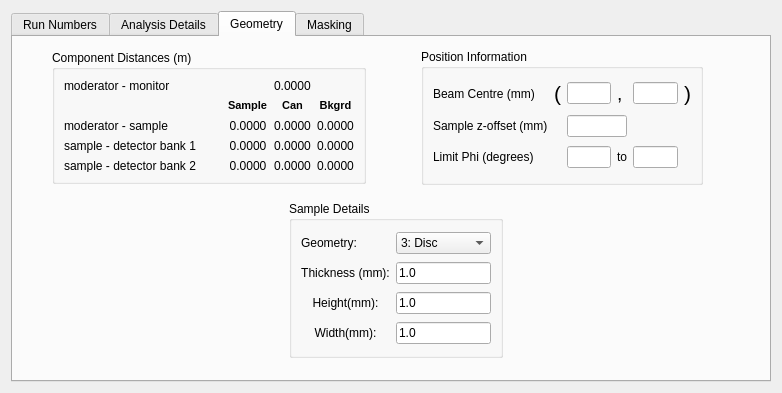
mantidproject/mantid, file Code/qtiplot/MantidQt/CustomInterfaces/inc/SANSRunWindow.ui: the form before one commit.
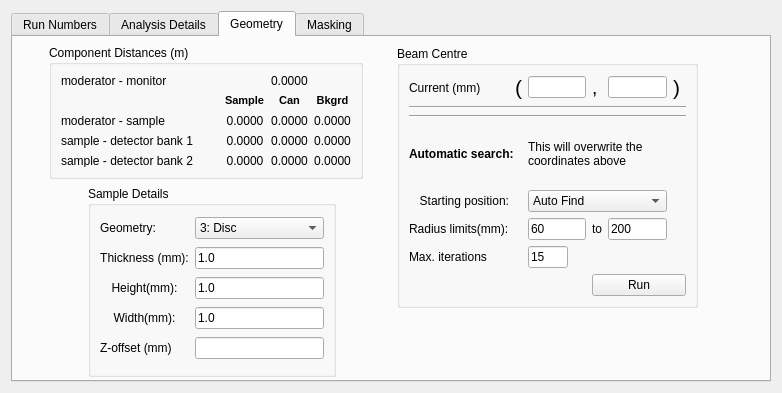
The form after the commit. The open tabs and pages were chosen to show the change.

Commit message: Integrated centre finding with GUI and slight modifications to reduction script. Re #636

```diff
--- a/Code/qtiplot/MantidQt/CustomInterfaces/inc/SANSRunWindow.ui
+++ b/Code/qtiplot/MantidQt/CustomInterfaces/inc/SANSRunWindow.ui
@@ -1364,6 +1364,41 @@
         </item>
        </layout>
       </widget>
+      <widget class="QGroupBox" name="groupBox_15" >
+       <property name="geometry" >
+        <rect>
+         <x>475</x>
+         <y>113</y>
+         <width>242</width>
+         <height>80</height>
+        </rect>
+       </property>
+       <property name="title" >
+        <string>Phi range</string>
+       </property>
+       <layout class="QHBoxLayout" name="horizontalLayout" >
+        <item>
+         <widget class="QLabel" name="label_45" >
+          <property name="text" >
+           <string>Limit Phi (degrees)</string>
+          </property>
+         </widget>
+        </item>
+        <item>
+         <widget class="QLineEdit" name="phi_min" />
+        </item>
+        <item>
+         <widget class="QLabel" name="label_33" >
+          <property name="text" >
+           <string>to</string>
+          </property>
+         </widget>
+        </item>
+        <item>
+         <widget class="QLineEdit" name="phi_max" />
+        </item>
+       </layout>
+      </widget>
      </widget>
      <widget class="QWidget" name="tab_4" >
       <attribute name="title" >
@@ -1372,8 +1407,8 @@
       <widget class="QGroupBox" name="groupBox_12" >
        <property name="geometry" >
         <rect>
-         <x>39</x>
-         <y>13</y>
+         <x>36</x>
+         <y>8</y>
          <width>314</width>
          <height>134</height>
         </rect>
@@ -1597,10 +1632,10 @@
       <widget class="QGroupBox" name="groupBox_8" >
        <property name="geometry" >
         <rect>
-         <x>276</x>
-         <y>164</y>
-         <width>214</width>
-         <height>157</height>
+         <x>75</x>
+         <y>149</y>
+         <width>248</width>
+         <height>191</height>
         </rect>
        </property>
        <property name="title" >
@@ -1687,48 +1722,38 @@
           </property>
          </widget>
         </item>
-       </layout>
-      </widget>
-      <widget class="QGroupBox" name="groupBox_7" >
-       <property name="geometry" >
-        <rect>
-         <x>408</x>
-         <y>12</y>
-         <width>282</width>
-         <height>136</height>
-        </rect>
-       </property>
-       <property name="title" >
-        <string>Position Information</string>
-       </property>
-       <layout class="QGridLayout" name="gridLayout_7" >
-        <item row="0" column="0" >
-         <widget class="QLabel" name="label_30" >
-          <property name="text" >
-           <string>Beam Centre (mm)</string>
-          </property>
-         </widget>
-        </item>
-        <item row="0" column="2" >
-         <widget class="QLineEdit" name="beam_x" >
-          <property name="text" >
-           <string/>
-          </property>
-         </widget>
-        </item>
-        <item row="0" column="4" >
-         <widget class="QLineEdit" name="beam_y" />
-        </item>
-        <item row="1" column="0" >
+        <item row="4" column="0" >
          <widget class="QLabel" name="label_31" >
           <property name="text" >
-           <string>Sample z-offset (mm)</string>
+           <string>Z-offset (mm)</string>
           </property>
          </widget>
         </item>
-        <item row="1" column="2" colspan="2" >
+        <item row="4" column="1" >
          <widget class="QLineEdit" name="smpl_offset" />
         </item>
+       </layout>
+      </widget>
+      <widget class="QGroupBox" name="groupBox_13" >
+       <property name="geometry" >
+        <rect>
+         <x>384</x>
+         <y>9</y>
+         <width>301</width>
+         <height>262</height>
+        </rect>
+       </property>
+       <property name="title" >
+        <string>Beam Centre</string>
+       </property>
+       <layout class="QGridLayout" name="gridLayout_8" >
+        <item row="0" column="0" >
+         <widget class="QLabel" name="label_51" >
+          <property name="text" >
+           <string>Current (mm)</string>
+          </property>
+         </widget>
+        </item>
         <item row="0" column="1" >
          <widget class="QLabel" name="label_32" >
           <property name="font" >
@@ -1741,35 +1766,16 @@
           </property>
          </widget>
         </item>
-        <item row="0" column="5" >
-         <widget class="QLabel" name="label_44" >
-          <property name="font" >
-           <font>
-            <pointsize>16</pointsize>
-           </font>
+        <item row="0" column="2" >
+         <widget class="QLineEdit" name="beam_x" >
+          <property name="maximumSize" >
+           <size>
+            <width>60</width>
+            <height>16777215</height>
+           </size>
           </property>
           <property name="text" >
-           <string>)</string>
-          </property>
-         </widget>
-        </item>
-        <item row="2" column="2" >
-         <widget class="QLineEdit" name="phi_min" />
-        </item>
-        <item row="2" column="4" >
-         <widget class="QLineEdit" name="phi_max" />
-        </item>
-        <item row="2" column="0" >
-         <widget class="QLabel" name="label_45" >
-          <property name="text" >
-           <string>Limit Phi (degrees)</string>
-          </property>
-         </widget>
-        </item>
-        <item row="2" column="3" >
-         <widget class="QLabel" name="label_33" >
-          <property name="text" >
-           <string>to</string>
+           <string/>
           </property>
          </widget>
         </item>
@@ -1785,6 +1791,154 @@
           </property>
          </widget>
         </item>
+        <item row="0" column="4" >
+         <widget class="QLineEdit" name="beam_y" >
+          <property name="maximumSize" >
+           <size>
+            <width>60</width>
+            <height>16777215</height>
+           </size>
+          </property>
+         </widget>
+        </item>
+        <item row="0" column="5" >
+         <widget class="QLabel" name="label_44" >
+          <property name="font" >
+           <font>
+            <pointsize>16</pointsize>
+           </font>
+          </property>
+          <property name="text" >
+           <string>)</string>
+          </property>
+         </widget>
+        </item>
+        <item row="4" column="0" >
+         <widget class="QLabel" name="label_56" >
+          <property name="text" >
+           <string>Starting position:</string>
+          </property>
+          <property name="alignment" >
+           <set>Qt::AlignRight|Qt::AlignTrailing|Qt::AlignVCenter</set>
+          </property>
+         </widget>
+        </item>
+        <item row="4" column="2" colspan="3" >
+         <widget class="QComboBox" name="beamstart_box" >
+          <item>
+           <property name="text" >
+            <string>Auto Find</string>
+           </property>
+          </item>
+          <item>
+           <property name="text" >
+            <string>Current</string>
+           </property>
+          </item>
+         </widget>
+        </item>
+        <item row="5" column="0" >
+         <widget class="QLabel" name="label_57" >
+          <property name="text" >
+           <string>Radius limits(mm):</string>
+          </property>
+         </widget>
+        </item>
+        <item row="5" column="2" >
+         <widget class="QLineEdit" name="beam_rmin" >
+          <property name="maximumSize" >
+           <size>
+            <width>60</width>
+            <height>16777215</height>
+           </size>
+          </property>
+          <property name="text" >
+           <string>60</string>
+          </property>
+         </widget>
+        </item>
+        <item row="5" column="4" >
+         <widget class="QLineEdit" name="beam_rmax" >
+          <property name="maximumSize" >
+           <size>
+            <width>60</width>
+            <height>16777215</height>
+           </size>
+          </property>
+          <property name="text" >
+           <string>200</string>
+          </property>
+         </widget>
+        </item>
+        <item row="5" column="3" >
+         <widget class="QLabel" name="label_58" >
+          <property name="text" >
+           <string>to</string>
+          </property>
+         </widget>
+        </item>
+        <item row="7" column="3" colspan="4" >
+         <widget class="QPushButton" name="runcentreBtn" >
+          <property name="text" >
+           <string>Run</string>
+          </property>
+         </widget>
+        </item>
+        <item row="1" column="0" colspan="7" >
+         <widget class="Line" name="line" >
+          <property name="orientation" >
+           <enum>Qt::Horizontal</enum>
+          </property>
+         </widget>
+        </item>
+        <item row="2" column="0" colspan="7" >
+         <widget class="Line" name="line_3" >
+          <property name="orientation" >
+           <enum>Qt::Horizontal</enum>
+          </property>
+         </widget>
+        </item>
+        <item row="3" column="0" colspan="2" >
+         <widget class="QLabel" name="label_30" >
+          <property name="text" >
+           <string>&lt;!DOCTYPE HTML PUBLIC "-//W3C//DTD HTML 4.0//EN" "http://www.w3.org/TR/REC-html40/strict.dtd">
+&lt;html>&lt;head>&lt;meta name="qrichtext" content="1" />&lt;style type="text/css">
+p, li { white-space: pre-wrap; }
+&lt;/style>&lt;/head>&lt;body style=" font-family:'Sans Serif'; font-size:9pt; font-weight:400; font-style:normal;">
+&lt;p style=" margin-top:0px; margin-bottom:0px; margin-left:0px; margin-right:0px; -qt-block-indent:0; text-indent:0px;">&lt;span style=" font-weight:600;">Automatic search:&lt;/span>&lt;/p>&lt;/body>&lt;/html></string>
+          </property>
+         </widget>
+        </item>
+        <item row="3" column="2" colspan="3" >
+         <widget class="QLabel" name="label_59" >
+          <property name="text" >
+           <string>This will overwrite the coordinates above</string>
+          </property>
+          <property name="wordWrap" >
+           <bool>true</bool>
+          </property>
+         </widget>
+        </item>
+        <item row="6" column="0" >
+         <widget class="QLabel" name="label_60" >
+          <property name="text" >
+           <string>Max. iterations</string>
+          </property>
+         </widget>
+        </item>
+        <item row="6" column="2" >
+         <widget class="QLineEdit" name="beam_iter" >
+          <property name="maximumSize" >
+           <size>
+            <width>40</width>
+            <height>16777215</height>
+           </size>
+          </property>
+          <property name="text" >
+           <string>15</string>
+          </property>
+         </widget>
+        </item>
        </layout>
       </widget>
      </widget>
```
Left out of the diff: 38 changed lines with no effect on the pictures. The commit also changes 4 other files.
